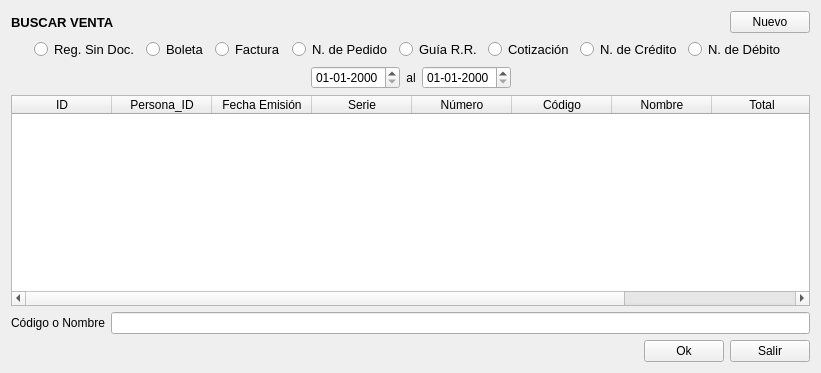
Qt form Venta/ventabuscar.ui (radtek/manager) before a commit.
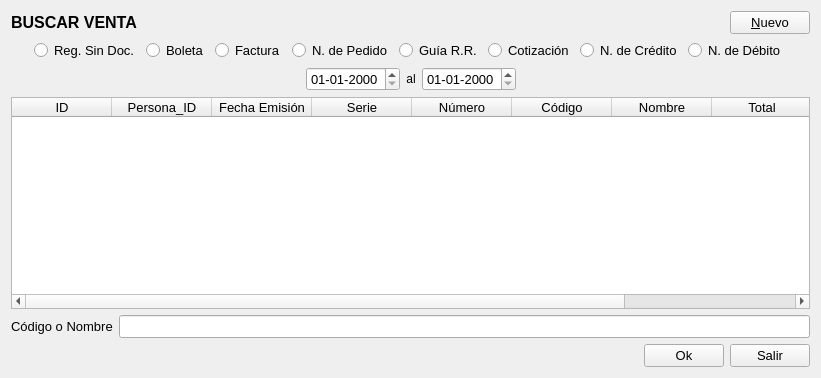
The same form after that commit. Icons and pictures are not drawn.

```diff
--- a/Venta/ventabuscar.ui
+++ b/Venta/ventabuscar.ui
@@ -7,7 +7,7 @@
     <x>0</x>
     <y>0</y>
     <width>821</width>
-    <height>373</height>
+    <height>378</height>
    </rect>
   </property>
   <property name="windowTitle">
@@ -20,7 +20,7 @@
       <widget class="QLabel" name="label_titulo">
        <property name="font">
         <font>
-         <pointsize>10</pointsize>
+         <pointsize>12</pointsize>
          <weight>75</weight>
          <bold>true</bold>
         </font>
@@ -45,8 +45,13 @@
      </item>
      <item>
       <widget class="QPushButton" name="pushButton_agregar">
+       <property name="font">
+        <font>
+         <pointsize>10</pointsize>
+        </font>
+       </property>
        <property name="text">
-        <string>Nuevo</string>
+        <string>&amp;Nuevo</string>
        </property>
        <property name="icon">
         <iconset resource="../ManagerSystem/Iconos.qrc">
@@ -205,6 +210,11 @@
      </item>
      <item>
       <widget class="QDateEdit" name="dateEdit_inicio">
+       <property name="font">
+        <font>
+         <pointsize>10</pointsize>
+        </font>
+       </property>
        <property name="displayFormat">
         <string>dd-MM-yyyy</string>
        </property>
@@ -222,6 +232,11 @@
      </item>
      <item>
       <widget class="QDateEdit" name="dateEdit_fin">
+       <property name="font">
+        <font>
+         <pointsize>10</pointsize>
+        </font>
+       </property>
        <property name="displayFormat">
         <string>dd-MM-yyyy</string>
        </property>
@@ -250,6 +265,11 @@
        <height>0</height>
       </size>
      </property>
+     <property name="font">
+      <font>
+       <pointsize>10</pointsize>
+      </font>
+     </property>
      <column>
       <property name="text">
        <string>ID</string>
@@ -313,6 +333,11 @@
          <height>16777215</height>
         </size>
        </property>
+       <property name="font">
+        <font>
+         <pointsize>10</pointsize>
+        </font>
+       </property>
        <property name="text">
         <string>Código o Nombre</string>
        </property>
@@ -326,6 +351,11 @@
          <height>0</height>
         </size>
        </property>
+       <property name="font">
+        <font>
+         <pointsize>10</pointsize>
+        </font>
+       </property>
       </widget>
      </item>
     </layout>
@@ -347,6 +377,11 @@
      </item>
      <item>
       <widget class="QPushButton" name="pushButton_ok">
+       <property name="font">
+        <font>
+         <pointsize>10</pointsize>
+        </font>
+       </property>
        <property name="text">
         <string>Ok</string>
        </property>
@@ -354,6 +389,11 @@
      </item>
      <item>
       <widget class="QPushButton" name="pushButton_salir">
+       <property name="font">
+        <font>
+         <pointsize>10</pointsize>
+        </font>
+       </property>
        <property name="text">
         <string>Salir</string>
        </property>
```
